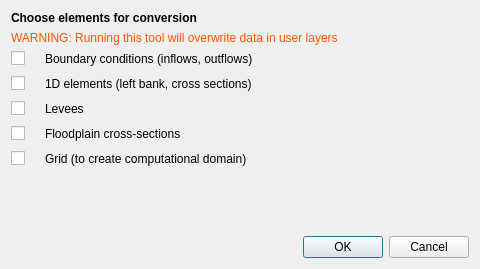
The window that flo2d/ui/schema2user.ui (FLO-2DSoftware/qgis-flo-2d-plugin) describes before a commit, drawn with Qt 5.
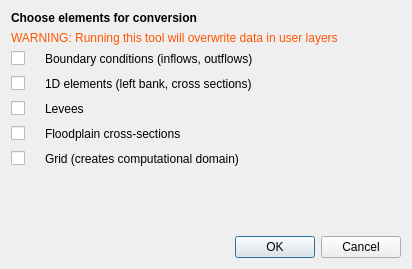
The same window after the commit.

Commit message: Fixed some interface issues.

Diff of the .ui file:
```diff
--- a/flo2d/ui/schema2user.ui
+++ b/flo2d/ui/schema2user.ui
@@ -6,7 +6,7 @@
    <rect>
     <x>0</x>
     <y>0</y>
-    <width>480</width>
+    <width>412</width>
     <height>269</height>
    </rect>
   </property>
@@ -101,7 +101,7 @@
      <item row="4" column="1">
       <widget class="QLabel" name="label_5">
        <property name="text">
-        <string>Grid (to create computational domain)</string>
+        <string>Grid (creates computational domain)</string>
        </property>
       </widget>
      </item>
```
The commit also changes 1 other file.
